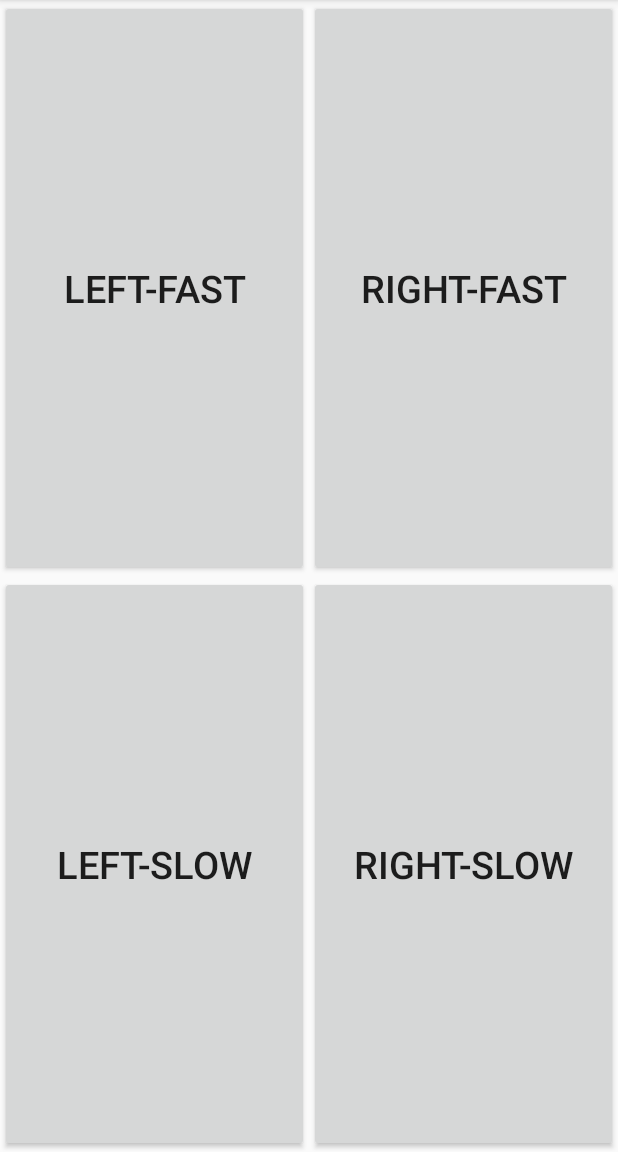
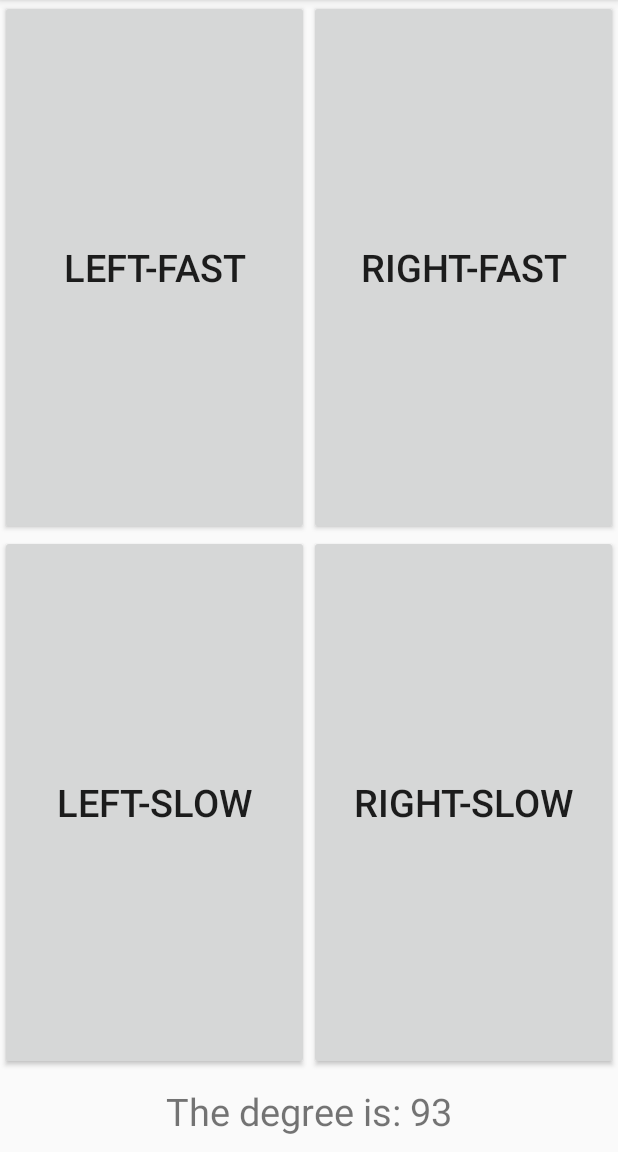
Before and after one commit to Medowhill/codingharaton, an Android app: the ButtonActivity screen opened directly, with no data from a screen before it, after a tap on "RIGHT-FAST", on a phone screen of 412 x 824 dp, the part 84-1236 px from its top. Run offline under Robolectric (Android 15) with nearby library versions, the phone set to English and light mode, and no system bars; 1 other tap on this screen came first.

Commit message:
minor fix

```diff
--- a/app/src/main/java/com/haraton/salad/codingharaton/activities/ButtonActivity.java
+++ b/app/src/main/java/com/haraton/salad/codingharaton/activities/ButtonActivity.java
@@ -6,8 +6,10 @@ import android.os.Handler;
 import android.os.Message;
 import android.support.annotation.Nullable;
 import android.support.v7.app.AppCompatActivity;
+import android.util.Log;
 import android.view.View;
 import android.widget.Button;
+import android.widget.TextView;
 
 import com.haraton.salad.codingharaton.R;
 import com.haraton.salad.codingharaton.applications.MyApplication;
@@ -18,6 +20,7 @@ import com.haraton.salad.codingharaton.utils.Command;
 public class ButtonActivity extends AppCompatActivity {
 
     private Button buttonLeftFast, buttonRightFast, buttonLeftSlow, buttonRightSlow;
+    private TextView textView;
     private ProgressDialog dialog;
 
     private Handler mHandler = new Handler() {
@@ -38,6 +41,7 @@ public class ButtonActivity extends AppCompatActivity {
         buttonRightFast = findViewById(R.id.button_button_right_fast);
         buttonLeftSlow = findViewById(R.id.button_button_left_slow);
         buttonRightSlow = findViewById(R.id.button_button_right_slow);
+        textView = findViewById(R.id.button_text_view);
 
         final boolean http = getIntent().getBooleanExtra("http", true);
         final byte id = getIntent().getByteExtra("id", (byte) 0);
@@ -79,14 +83,16 @@ public class ButtonActivity extends AppCompatActivity {
             dialog.setCancelable(false);
             dialog.show();
             mHandler.sendEmptyMessageDelayed(0, Command.getDelay(command));
+            setAvailability();
         }
     }
 
     private void setAvailability() {
-        MyApplication application = (MyApplication) getApplication();
-        buttonLeftFast.setEnabled(Command.available(Command.LEFT_FAST, application.getDegree()));
-        buttonLeftSlow.setEnabled(Command.available(Command.LEFT_SLOW, application.getDegree()));
-        buttonRightFast.setEnabled(Command.available(Command.RIGHT_FAST, application.getDegree()));
-        buttonRightSlow.setEnabled(Command.available(Command.RIGHT_SLOW, application.getDegree()));
+        int degree = ((MyApplication) getApplication()).getDegree();
+        buttonLeftFast.setEnabled(Command.available(Command.LEFT_FAST, degree));
+        buttonLeftSlow.setEnabled(Command.available(Command.LEFT_SLOW, degree));
+        buttonRightFast.setEnabled(Command.available(Command.RIGHT_FAST, degree));
+        buttonRightSlow.setEnabled(Command.available(Command.RIGHT_SLOW, degree));
+        textView.setText(String.format(getString(R.string.button_text_view_text), degree));
     }
 }
--- a/app/src/main/java/com/haraton/salad/codingharaton/activities/ClientActivity.java
+++ b/app/src/main/java/com/haraton/salad/codingharaton/activities/ClientActivity.java
@@ -8,6 +8,7 @@ import android.support.v7.app.AlertDialog;
 import android.support.v7.app.AppCompatActivity;
 import android.text.Editable;
 import android.text.TextWatcher;
+import android.util.Log;
 import android.widget.EditText;
 
 import com.haraton.salad.codingharaton.R;
--- a/app/src/main/java/com/haraton/salad/codingharaton/utils/BluetoothCommander.java
+++ b/app/src/main/java/com/haraton/salad/codingharaton/utils/BluetoothCommander.java
@@ -25,8 +25,12 @@ public class BluetoothCommander {
 
     public int initialize() {
         try {
-            byte[] b = new byte[1];
+            byte[] b = { 4 };
+            Log.i("test-bluetooth", String.valueOf(mInputStream.available()));
+            mOutputStream.write(b);
+            Log.i("test-bluetooth", String.valueOf(mInputStream.available()));
             mInputStream.read(b);
+            Log.i("test-bluetooth", String.valueOf(b[0]));
             return UbyteConverter.ubyteToInt(b[0]);
         } catch(IOException e) {
             Log.e("test-bluetooth", "ioe", e);
--- a/app/src/main/java/com/haraton/salad/codingharaton/utils/Command.java
+++ b/app/src/main/java/com/haraton/salad/codingharaton/utils/Command.java
@@ -4,22 +4,22 @@ public class Command {
     public static final byte LEFT_SLOW = 0, LEFT_FAST = 1, RIGHT_SLOW = 2, RIGHT_FAST = 3;
     public static int getDelay(byte cmd) {
         switch (cmd) {
-            case LEFT_FAST: case RIGHT_FAST: return 1000;
-            default: return 5000;
+            case LEFT_FAST: case RIGHT_FAST: return 750;
+            default: return 4000;
         }
     }
 
     public static boolean available(byte cmd, int degree) {
         switch (cmd) {
-            case LEFT_FAST: case LEFT_SLOW: return degree < 180;
-            default: return degree > 0;
+            case LEFT_FAST: case LEFT_SLOW: return degree > 0;
+            default: return degree < 180;
         }
     }
 
     public static int degreeDiff(byte cmd) {
         switch (cmd) {
-            case LEFT_FAST: case LEFT_SLOW: return 60;
-            default: return -60;
+            case LEFT_FAST: case LEFT_SLOW: return -60;
+            default: return 60;
         }
     }
 }
--- a/app/src/main/res/layout/activity_button.xml
+++ b/app/src/main/res/layout/activity_button.xml
@@ -46,4 +46,12 @@
             android:textSize="@dimen/button_button_text_size"
             android:text="@string/button_button_right_slow_text" />
     </LinearLayout>
+
+    <TextView
+        android:id="@+id/button_text_view"
+        android:layout_width="wrap_content"
+        android:layout_height="wrap_content"
+        android:layout_gravity="center_horizontal"
+        android:layout_margin="@dimen/button_text_view_margin"
+        android:textSize="@dimen/button_text_view_text_size"/>
 </LinearLayout>
--- a/app/src/main/res/layout/activity_start.xml
+++ b/app/src/main/res/layout/activity_start.xml
@@ -8,18 +8,24 @@
     <Button
         android:id="@+id/start_button_single"
         android:text="@string/start_button_single_text"
+        android:textSize="@dimen/start_button_text_size"
+        android:padding="@dimen/start_button_padding"
         android:layout_width="match_parent"
         android:layout_height="wrap_content" />
 
     <Button
         android:id="@+id/start_button_server"
         android:text="@string/start_button_server_text"
+        android:textSize="@dimen/start_button_text_size"
+        android:padding="@dimen/start_button_padding"
         android:layout_width="match_parent"
         android:layout_height="wrap_content" />
 
     <Button
         android:id="@+id/start_button_client"
         android:text="@string/start_button_client_text"
+        android:textSize="@dimen/start_button_text_size"
+        android:padding="@dimen/start_button_padding"
         android:layout_width="match_parent"
         android:layout_height="wrap_content" />
 
--- a/app/src/main/res/values/dimens.xml
+++ b/app/src/main/res/values/dimens.xml
@@ -8,9 +8,14 @@
     <dimen name="bluetooth_device_textView_name_textSize">15sp</dimen>
     <dimen name="bluetooth_device_textView_address_textSize">12sp</dimen>
 
+    <dimen name="start_button_text_size">25sp</dimen>
+    <dimen name="start_button_padding">10dp</dimen>
+
     <dimen name="server_text_view_text_size">50sp</dimen>
     <dimen name="client_edit_text_text_size">50sp</dimen>
     <dimen name="motion_text_view_text_size">50sp</dimen>
     <dimen name="button_button_text_size">25sp</dimen>
+    <dimen name="button_text_view_text_size">25sp</dimen>
+    <dimen name="button_text_view_margin">10dp</dimen>
 
 </resources>
--- a/app/src/main/res/values/strings.xml
+++ b/app/src/main/res/values/strings.xml
@@ -59,6 +59,7 @@
     <string name="button_button_right_fast_text">Right-Fast</string>
     <string name="button_button_left_slow_text">Left-Slow</string>
     <string name="button_button_right_slow_text">Right-Slow</string>
+    <string name="button_text_view_text">The degree is: %d</string>
 
     <string name="motion_textView_text">Shake your phone to the left or right to move.</string>
 </resources>
```
Also changed, not shown: app/src/main/AndroidManifest.xml (+5 -6 lines).
